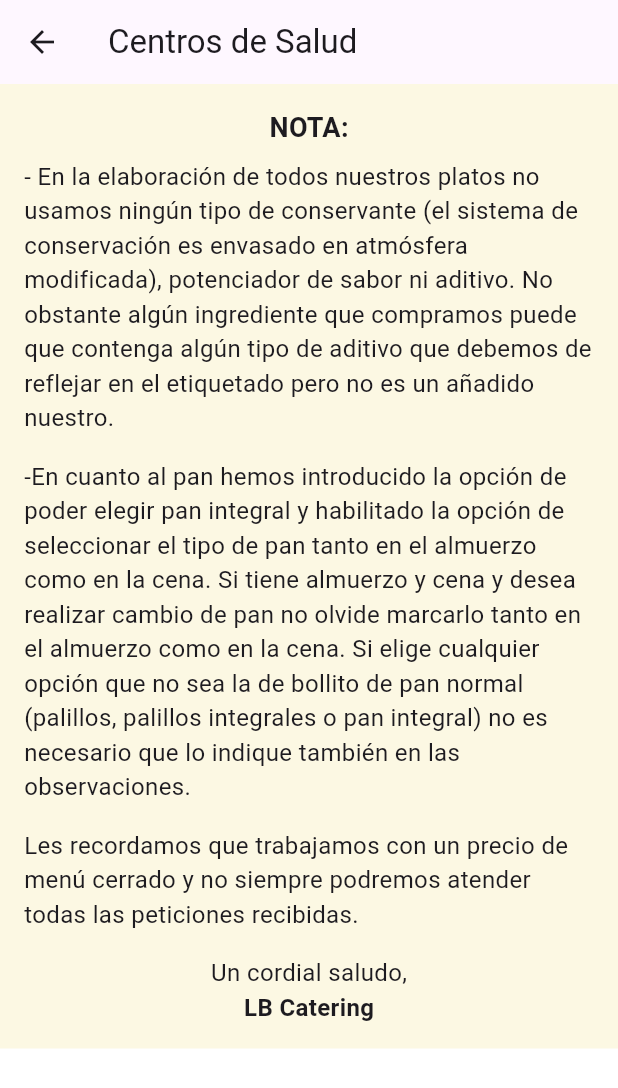
After one commit to carlosmilenaquesada/los_billares_app, a Flutter app: the MenuSelection screen opened directly, on a phone screen of 412 x 824 dp. The commit adds this screen. Shown: the top 1088 px of the screen. Run offline on Flutter 3.47's test engine with Material 3 defaults, Android fonts, the phone set to English and light mode, and no system bars.

Commit message:
first commit

```diff
--- a/losbillaresapp/flutter_application/lib/main.dart
+++ b/losbillaresapp/flutter_application/lib/main.dart
@@ -1,9 +1,9 @@
 import 'package:flutter/material.dart';
+import 'package:flutter_application/menu_selection.dart';
 
 import 'package:flutter_application/remember_password.dart';
 import 'package:flutter_application/signup_form.dart';
 
-import 'package:http/http.dart' as http;
 
 void main() {
   runApp(MyApp());
@@ -28,23 +28,18 @@ class LoginScreenState extends State<LoginScreen> {
   final TextEditingController _passwordController = TextEditingController();
 
   Future<void> _login() async {
-    print("haciendo");
-    final String url = 'http://cs.losbillares.com/principal.php';
-    final Map<String, String> formData = {
-      'email': _emailController.text,
-      'clave': _passwordController.text,
-    };
 
-    try {
+    /*try {
       final http.Response response = await http.post(
         Uri.parse('http://cs.losbillares.com/operaciones/opLogin.php'),
         body: formData,
       );
-
       if (response.statusCode == 302) {
         // Redirigir a la URL proporcionada en la cabecera de redirección
-        final String? redirectUrl = response.headers['location'];
-        Navigator.pushReplacementNamed(context, redirectUrl!);
+        //final String? redirectUrl = response.headers['location'];
+        //Navigator.pushReplacementNamed(context, redirectUrl!);
+
+
       } else if (response.statusCode == 200) {
         // Aquí puedes manejar la respuesta del servidor
         // Puedes navegar a la página principal si el login es exitoso
@@ -56,6 +51,10 @@ class LoginScreenState extends State<LoginScreen> {
     } catch (error) {
       // Manejar errores de red u otros errores
       print('Error: $error');
+    }*/
+
+    if(true){
+      Navigator.push(context, MaterialPageRoute(builder: (context) => MenuSelection()));
     }
   }
 
--- /dev/null
+++ b/losbillaresapp/flutter_application/lib/menu_selection.dart
@@ -0,0 +1,73 @@
+import 'package:flutter/material.dart';
+
+class MenuSelection extends StatefulWidget {
+  @override
+  State<MenuSelection> createState() => _MenuSelection();
+}
+
+class _MenuSelection extends State<MenuSelection> {
+  @override
+  Widget build(BuildContext context) {
+    return Scaffold(
+      appBar: AppBar(
+        title: Text('Centros de Salud'),
+      ),
+      backgroundColor: Colors.white, // Cambia el color de fondo a blanco
+      body: SingleChildScrollView(
+        child: Column(
+          children: [
+            Column(
+              crossAxisAlignment: CrossAxisAlignment.start,
+              children: [
+                Container(
+                  color: Color.fromARGB(255, 252, 248, 227),
+                  child: Padding(
+                    padding: EdgeInsets.all(16.0),
+                    child: Column(
+                      children: [
+                        Text(
+                          'NOTA:',
+                          style: TextStyle(
+                            fontWeight: FontWeight.bold,
+                            fontSize: 18.0,
+                          ),
+                        ),
+                        SizedBox(height: 8.0),
+                        Text(
+                          '- En la elaboración de todos nuestros platos no usamos ningún tipo de conservante (el sistema de conservación es envasado en atmósfera modificada), potenciador de sabor ni aditivo. No obstante algún ingrediente que compramos puede que contenga algún tipo de aditivo que debemos de reflejar en el etiquetado pero no es un añadido nuestro.',
+                          style: TextStyle(fontSize: 16.0),
+                        ),
+                        SizedBox(height: 16.0),
+                        Text(
+                          '-En cuanto al pan hemos introducido la opción de poder elegir pan integral y habilitado la opción de seleccionar el tipo de pan tanto en el almuerzo como en la cena. Si tiene almuerzo y cena y desea realizar cambio de pan no olvide marcarlo tanto en el almuerzo como en la cena. Si elige cualquier opción que no sea la de bollito de pan normal (palillos, palillos integrales o pan integral) no es necesario que lo indique también en las observaciones.',
+                          style: TextStyle(fontSize: 16.0),
+                        ),
+                        SizedBox(height: 16.0),
+                        Text(
+                          'Les recordamos que trabajamos con un precio de menú cerrado y no siempre podremos atender todas las peticiones recibidas.',
+                          style: TextStyle(fontSize: 16.0),
+                        ),
+                        SizedBox(height: 16.0),
+                        Text(
+                          'Un cordial saludo,',
+                          style: TextStyle(fontSize: 16.0),
+                        ),
+                        Text(
+                          'LB Catering',
+                          style: TextStyle(
+                            fontWeight: FontWeight.bold,
+                            fontSize: 16.0,
+                          ),
+                        ),
+                      ],
+                    ),
+                  ),
+                ),
+              ],
+            ),
+          ],
+        ),
+      ),
+    );
+  }
+}
```
